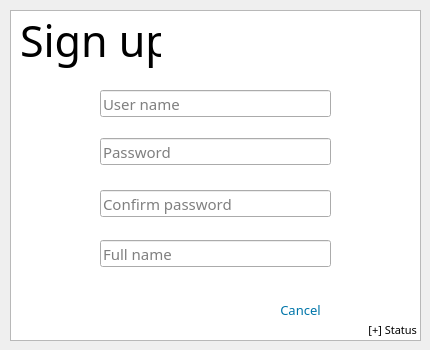
Old version of the form 003_qt_loginInterface_test/src/signup.ui in the repository aben20807/Qt_projects.
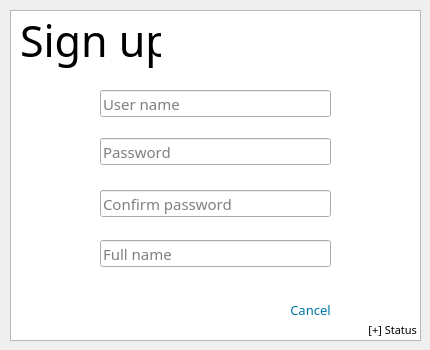
New version of the form. Icons and pictures are not drawn.

The edit to the form file:
```diff
--- a/003_qt_loginInterface_test/src/signup.ui
+++ b/003_qt_loginInterface_test/src/signup.ui
@@ -173,7 +173,7 @@
   <widget class="QPushButton" name="btn_cancel">
    <property name="geometry">
     <rect>
-     <x>270</x>
+     <x>280</x>
      <y>300</y>
      <width>61</width>
      <height>20</height>
```
